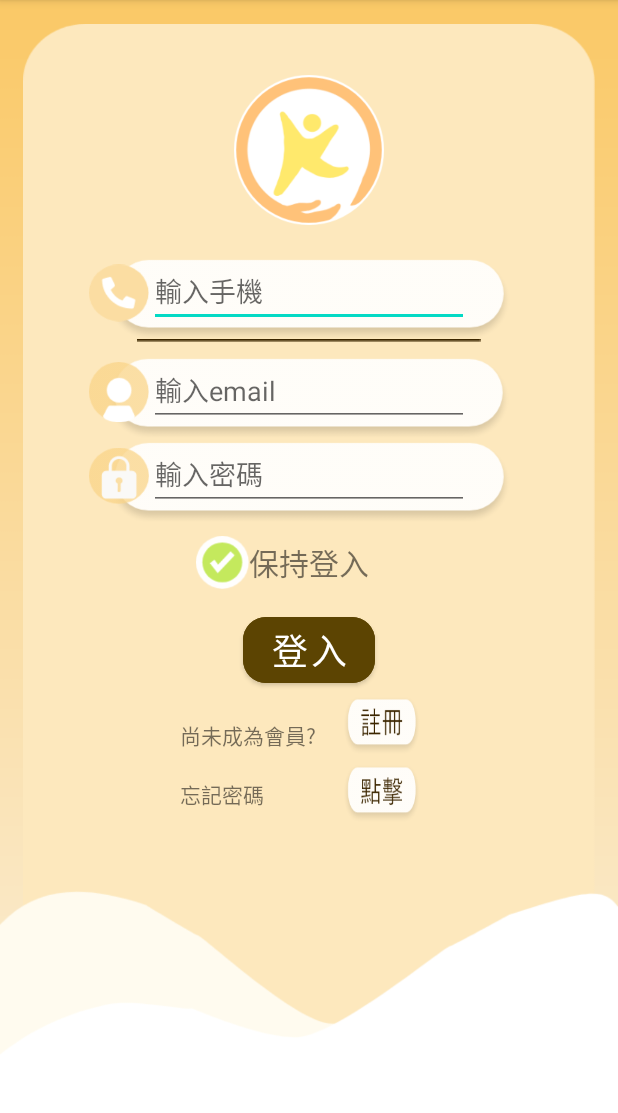
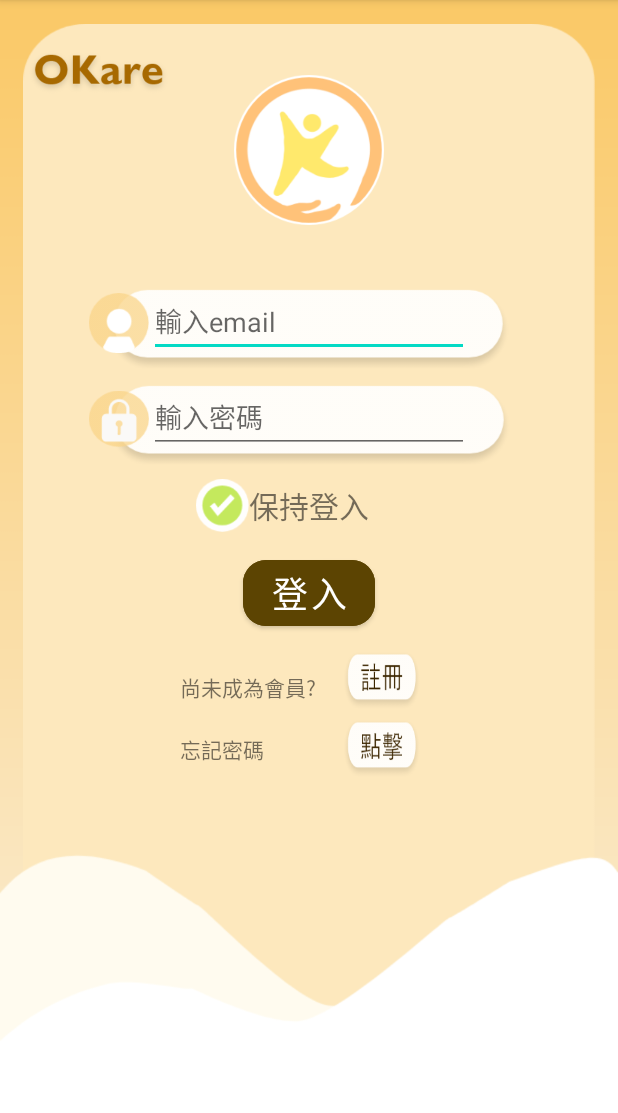
Before and after one commit to JoyLinnnn/OKare, an Android app: the screen it shows after launch (Signin), on a phone screen of 412 x 824 dp, the part 84-1197 px from its top. Run offline under Robolectric (Android 15) with nearby library versions, the phone set to English and light mode, and no system bars; our stand-ins replace Firebase (no records; nobody signed in at launch, a user with empty details on screens opened directly).

Commit message:
介面微修改

```diff
--- a/app/src/main/java/com/example/home/Personal.java
+++ b/app/src/main/java/com/example/home/Personal.java
@@ -50,7 +50,7 @@ public class Personal extends AppCompatActivity {
         mName = findViewById(R.id.個_帳號輸入_ET);
         mPassword = findViewById(R.id.個_密碼輸入_ET);
         mPhone = findViewById(R.id.個_手機輸入_ET);
-        帳戶名稱=findViewById(R.id.個_上方帳戶名稱_TV);
+  //       帳戶名稱=findViewById(R.id.個_上方帳戶名稱_TV);
         mSignout=findViewById(R.id.個_編輯按紐_IB);
 
         db = FirebaseFirestore.getInstance();
@@ -80,6 +80,8 @@ public class Personal extends AppCompatActivity {
                 data_select();
             }
         });
+
+
 
         mSignout.setOnClickListener(new View.OnClickListener() {
             @Override
--- a/app/src/main/java/com/example/home/Signin.java
+++ b/app/src/main/java/com/example/home/Signin.java
@@ -61,7 +61,7 @@ public class Signin extends AppCompatActivity {
         });
 
 
-        ePhone = findViewById(R.id.et_phone);
+   //     ePhone = findViewById(R.id.et_phone);
         eEmail = findViewById(R.id.et_email);
         ePassword = findViewById(R.id.et_password);
         eLogin = findViewById(R.id.btn_login);
--- a/app/src/main/res/layout/activity_signin.xml
+++ b/app/src/main/res/layout/activity_signin.xml
@@ -47,40 +47,15 @@
         app:srcCompat="@drawable/aaa2" />
 
     <ImageView
-        android:id="@+id/phone_back"
-        android:layout_width="350dp"
-        android:layout_height="60dp"
-        android:layout_marginTop="20dp"
-        app:layout_constraintBottom_toBottomOf="parent"
-        app:layout_constraintEnd_toEndOf="parent"
-        app:layout_constraintStart_toStartOf="parent"
-        app:layout_constraintTop_toBottomOf="@+id/ic_OKare"
-        app:layout_constraintVertical_bias="0.0"
-        app:srcCompat="@drawable/white_back" />
-
-    <ImageView
-        android:id="@+id/ic_phone"
-        android:layout_width="40dp"
-        android:layout_height="40dp"
-        android:layout_marginTop="5dp"
-        app:layout_constraintBottom_toBottomOf="@+id/phone_back"
-        app:layout_constraintEnd_toStartOf="@+id/et_phone"
-        app:layout_constraintHorizontal_bias="1.0"
-        app:layout_constraintStart_toStartOf="parent"
-        app:layout_constraintTop_toTopOf="@+id/phone_back"
-        app:layout_constraintVertical_bias="0.0"
-        app:srcCompat="@drawable/phone" />
-
-    <ImageView
         android:id="@+id/username_back"
         android:layout_width="350dp"
         android:layout_height="60dp"
-        android:layout_marginTop="8dp"
+        android:layout_marginTop="40dp"
         app:layout_constraintBottom_toBottomOf="parent"
         app:layout_constraintEnd_toEndOf="parent"
         app:layout_constraintHorizontal_bias="0.496"
         app:layout_constraintStart_toStartOf="parent"
-        app:layout_constraintTop_toBottomOf="@+id/ic_line"
+        app:layout_constraintTop_toBottomOf="@+id/ic_OKare"
         app:layout_constraintVertical_bias="0.0"
         app:srcCompat="@drawable/white_back" />
 
@@ -101,7 +76,7 @@
         android:id="@+id/password_back"
         android:layout_width="350dp"
         android:layout_height="60dp"
-        android:layout_marginTop="8dp"
+        android:layout_marginTop="16dp"
         app:layout_constraintBottom_toBottomOf="parent"
         app:layout_constraintEnd_toEndOf="parent"
         app:layout_constraintStart_toStartOf="parent"
@@ -133,51 +108,34 @@
         app:layout_constraintTop_toTopOf="@+id/tv_keeplogin"
         app:srcCompat="@drawable/check" />
 
-    <EditText
-        android:id="@+id/et_phone"
+    <ImageView
+        android:id="@+id/ic_line"
         android:layout_width="wrap_content"
         android:layout_height="wrap_content"
-        android:layout_marginTop="20dp"
+        app:layout_constraintBottom_toBottomOf="parent"
+        app:layout_constraintEnd_toEndOf="parent"
+        app:layout_constraintStart_toStartOf="parent"
+        app:srcCompat="@drawable/line" />
+
+    <EditText
+        android:id="@+id/et_email"
+        android:layout_width="wrap_content"
+        android:layout_height="wrap_content"
+        android:layout_marginTop="40dp"
         android:ems="10"
-        android:hint="輸入手機"
-        android:inputType="phone"
+        android:hint="輸入email"
+        android:inputType="textPersonName"
         app:layout_constraintBottom_toBottomOf="parent"
         app:layout_constraintEnd_toEndOf="parent"
         app:layout_constraintStart_toStartOf="parent"
         app:layout_constraintTop_toBottomOf="@+id/ic_OKare"
         app:layout_constraintVertical_bias="0.0" />
 
-    <ImageView
-        android:id="@+id/ic_line"
-        android:layout_width="wrap_content"
-        android:layout_height="wrap_content"
-        android:layout_marginTop="8dp"
-        app:layout_constraintBottom_toBottomOf="parent"
-        app:layout_constraintEnd_toEndOf="parent"
-        app:layout_constraintStart_toStartOf="parent"
-        app:layout_constraintTop_toBottomOf="@+id/et_phone"
-        app:layout_constraintVertical_bias="0.0"
-        app:srcCompat="@drawable/line" />
-
-    <EditText
-        android:id="@+id/et_email"
-        android:layout_width="wrap_content"
-        android:layout_height="wrap_content"
-        android:layout_marginTop="8dp"
-        android:ems="10"
-        android:hint="輸入email"
-        android:inputType="textPersonName"
-        app:layout_constraintBottom_toBottomOf="parent"
-        app:layout_constraintEnd_toEndOf="parent"
-        app:layout_constraintStart_toStartOf="parent"
-        app:layout_constraintTop_toBottomOf="@+id/ic_line"
-        app:layout_constraintVertical_bias="0.0" />
-
     <EditText
         android:id="@+id/et_password"
         android:layout_width="wrap_content"
         android:layout_height="wrap_content"
-        android:layout_marginTop="8dp"
+        android:layout_marginTop="16dp"
         android:ems="10"
         android:hint="輸入密碼"
         android:inputType="textPassword"
@@ -220,7 +178,7 @@
         android:layout_width="wrap_content"
         android:layout_height="wrap_content"
         android:layout_marginStart="120dp"
-        android:layout_marginTop="18dp"
+        android:layout_marginTop="24dp"
         android:text="尚未成為會員?"
         app:layout_constraintBottom_toBottomOf="@+id/註冊_IB"
         app:layout_constraintStart_toStartOf="parent"
@@ -241,6 +199,7 @@
         android:layout_width="56dp"
         android:layout_height="45dp"
         android:layout_marginStart="16dp"
+        android:layout_marginTop="8dp"
         android:background="@color/coffee_color"
         android:scaleType="fitXY"
         app:layout_constraintStart_toEndOf="@+id/tv_toregister"
@@ -269,4 +228,15 @@
         app:layout_constraintVertical_bias="1.0"
         app:srcCompat="@color/coffee_color" />
 
+    <ImageView
+        android:id="@+id/imageView11"
+        android:layout_width="100dp"
+        android:layout_height="wrap_content"
+        android:layout_marginStart="16dp"
+        app:layout_constraintEnd_toEndOf="parent"
+        app:layout_constraintHorizontal_bias="0.0"
+        app:layout_constraintStart_toStartOf="parent"
+        app:layout_constraintTop_toTopOf="parent"
+        app:srcCompat="@drawable/okaree" />
+
 </androidx.constraintlayout.widget.ConstraintLayout>
```
Also changed, not shown: app/src/main/res/layout/activity_ad.xml (+16 -12 lines), app/src/main/res/layout/activity_addd.xml (+16 -12 lines), app/src/main/res/layout/activity_homepage.xml (+2 -27 lines), app/src/main/res/layout/activity_personal.xml (+2 -14 lines), app/src/main/res/layout/activity_register.xml (+10 -21 lines), app/src/main/res/drawable/adbg.png (added).
